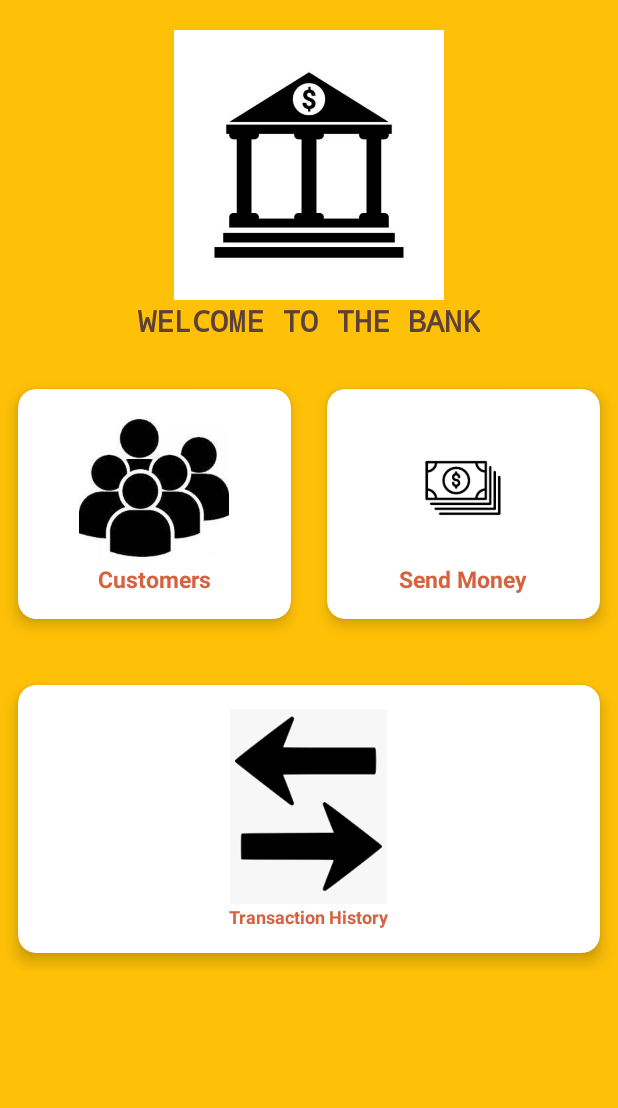
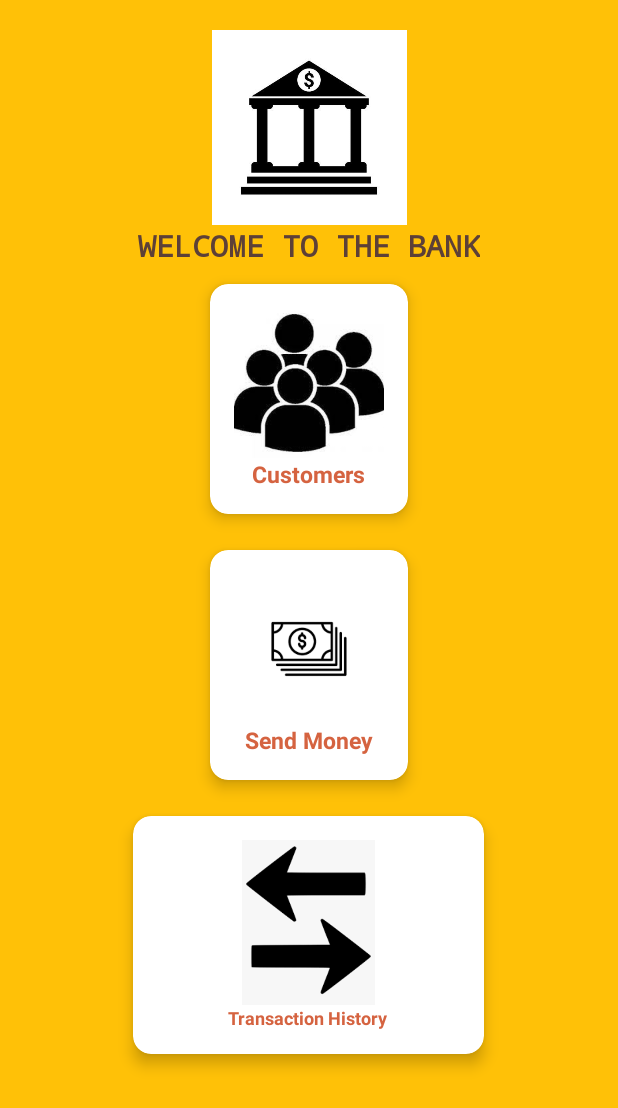
Before and after one commit to Sucharitha23/MyBank, an Android app: the screen it shows after launch (MainActivity), on a phone screen of 412 x 824 dp. Shown: the top 1108 px of the screen. Run offline under Robolectric (Android 15) with nearby library versions, the phone set to English and light mode, and no system bars.

Commit message:
Initial Commit

```diff
--- a/app/src/main/res/layout/activity_main.xml
+++ b/app/src/main/res/layout/activity_main.xml
@@ -18,10 +18,10 @@
             android:layout_height="wrap_content">
             <ImageView
                 android:layout_width="200dp"
-                android:id="@+id/bankimg"
+                android:id="@+id/banking"
                 android:paddingTop="20dp"
                 android:layout_centerHorizontal="true"
-                android:layout_height="200dp"
+                android:layout_height="150dp"
                 android:src="@drawable/bank"/>
 
             <TextView
@@ -31,7 +31,7 @@
                 android:textStyle="bold"
                 android:textAlignment="center"
                 android:textSize="20dp"
-                android:layout_below="@+id/bankimg"
+                android:layout_below="@+id/banking"
                 android:textColor="#5D4037"
                 android:fontFamily="monospace"
                 android:layout_centerHorizontal="true"
@@ -39,22 +39,12 @@
         </RelativeLayout>
 
 
-
-        <GridLayout
-            android:rowCount="3"
-            android:alignmentMode="alignMargins"
-            android:columnCount="2"
-            android:layout_marginTop="20dp"
-            android:layout_width="match_parent"
-            android:layout_height="wrap_content"
-            android:columnOrderPreserved="false">
-
-
             <androidx.cardview.widget.CardView
                 android:layout_width="wrap_content"
                 android:layout_height="wrap_content"
                 android:layout_columnWeight="1"
                 android:layout_rowWeight="1"
+                android:layout_gravity="center_horizontal"
                 app:cardElevation="6dp"
 
 
@@ -88,6 +78,7 @@
             <androidx.cardview.widget.CardView
                 android:layout_width="wrap_content"
                 android:layout_height="wrap_content"
+                android:layout_gravity="center_horizontal"
                 android:layout_columnWeight="1"
                 android:layout_rowWeight="1"
                 app:cardElevation="6dp"
@@ -117,20 +108,12 @@
 
 
             </androidx.cardview.widget.CardView>
-        </GridLayout>
-        <GridLayout
-            android:rowCount="1"
-            android:alignmentMode="alignMargins"
-            android:columnCount="1"
-            android:layout_marginTop="20dp"
-            android:layout_width="match_parent"
-            android:layout_height="wrap_content"
-            android:columnOrderPreserved="false">
 
             <androidx.cardview.widget.CardView
                 android:layout_width="wrap_content"
                 android:layout_height="wrap_content"
                 android:layout_columnWeight="1"
+                android:layout_gravity="center_horizontal"
                 android:layout_rowWeight="1"
                 app:cardElevation="6dp"
 
@@ -146,7 +129,7 @@
                     <ImageView
                         android:id="@+id/transactions"
                         android:layout_width="wrap_content"
-                        android:layout_height="130dp"
+                        android:layout_height="110dp"
                         android:src="@drawable/transaction"/>
                     <TextView
                         android:layout_width="wrap_content"
@@ -161,7 +144,6 @@
 
 
             </androidx.cardview.widget.CardView>
-        </GridLayout>
     </LinearLayout>
 
 </RelativeLayout>
```
